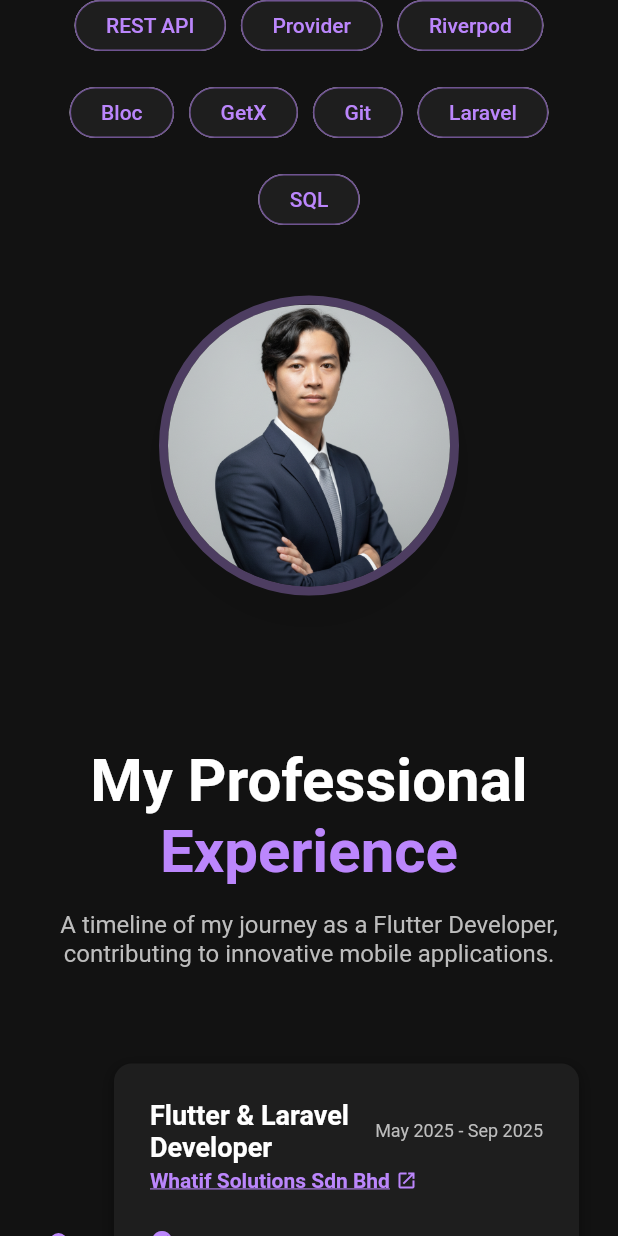
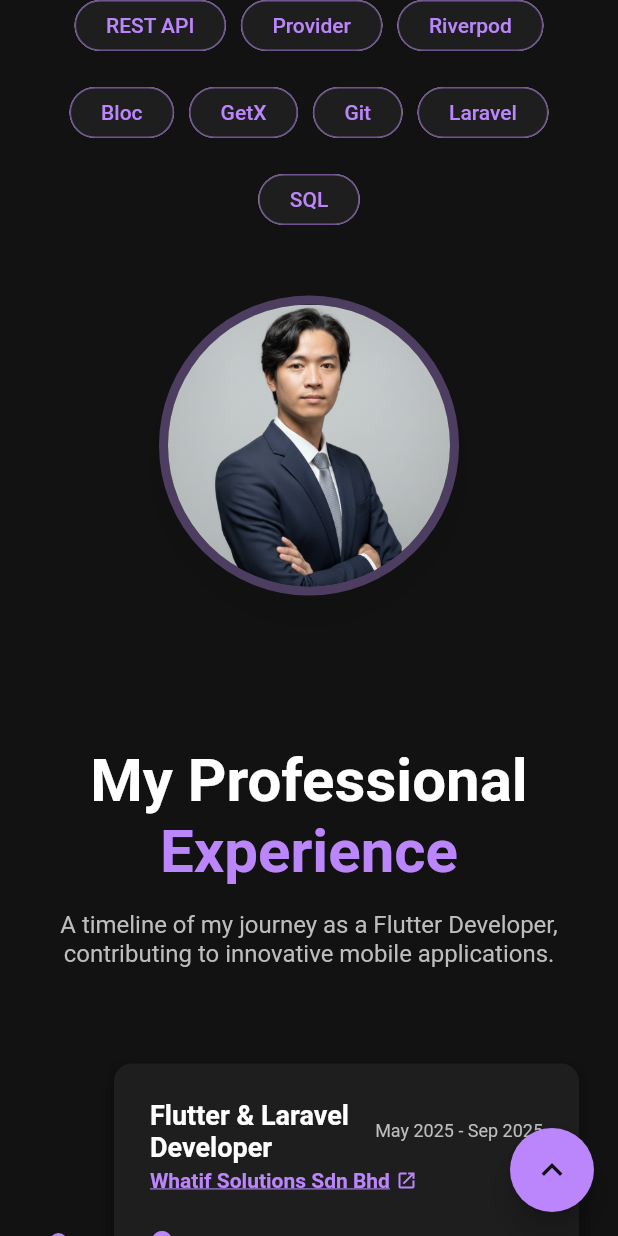
Before and after one commit to htetwai18/my_portfolio, a Flutter app: the screen it shows after launch, scrolled down 576 dp, on a phone screen of 412 x 824 dp. Run offline on Flutter 3.47's test engine with Material 3 defaults, Android fonts, the phone set to English and light mode, and no system bars; our stand-ins replace font_awesome_flutter; missing offline and left inert: dart:html.

Commit message:
scroll back up

```diff
--- a/lib/pages/hero_section.dart
+++ b/lib/pages/hero_section.dart
@@ -28,6 +28,19 @@ class _HeroSectionState extends State<HeroSection>
   final _nameController = TextEditingController();
   final _emailController = TextEditingController();
   final _messageController = TextEditingController();
+
+  // Scroll controller for smooth scrolling
+  final ScrollController _scrollController = ScrollController();
+
+  // GlobalKeys for each section
+  final GlobalKey _homeKey = GlobalKey();
+  final GlobalKey _experiencesKey = GlobalKey();
+  final GlobalKey _educationKey = GlobalKey();
+  final GlobalKey _projectsKey = GlobalKey();
+  final GlobalKey _contactKey = GlobalKey();
+
+  // Back to top button visibility
+  bool _showBackToTop = false;
 
   late AnimationController _controller;
   late Animation<Offset> _nameSlideAnimation;
@@ -204,6 +217,23 @@ class _HeroSectionState extends State<HeroSection>
       duration: const Duration(milliseconds: 1500),
     );
 
+    // Add scroll listener to show/hide back to top button
+    _scrollController.addListener(() {
+      if (_scrollController.offset >= 400) {
+        if (!_showBackToTop) {
+          setState(() {
+            _showBackToTop = true;
+          });
+        }
+      } else {
+        if (_showBackToTop) {
+          setState(() {
+            _showBackToTop = false;
+          });
+        }
+      }
+    });
+
     // Animations remain the same
     _nameSlideAnimation =
         Tween<Offset>(begin: const Offset(-0.2, 0), end: Offset.zero).animate(
@@ -235,10 +265,52 @@ class _HeroSectionState extends State<HeroSection>
   @override
   void dispose() {
     _controller.dispose();
+    _scrollController.dispose();
     _nameController.dispose();
     _emailController.dispose();
     _messageController.dispose();
     super.dispose();
+  }
+
+  // Method to scroll to specific section
+  void _scrollToSection(String section) {
+    GlobalKey? targetKey;
+
+    switch (section) {
+      case 'Home':
+        targetKey = _homeKey;
+        break;
+      case 'Experiences':
+        targetKey = _experiencesKey;
+        break;
+      case 'Education':
+        targetKey = _educationKey;
+        break;
+      case 'Projects':
+        targetKey = _projectsKey;
+        break;
+      case 'Contact':
+        targetKey = _contactKey;
+        break;
+    }
+
+    if (targetKey != null && targetKey.currentContext != null) {
+      Scrollable.ensureVisible(
+        targetKey.currentContext!,
+        duration: const Duration(milliseconds: 800),
+        curve: Curves.easeInOut,
+        alignment: 0.1, // Scroll to show the section near the top
+      );
+    }
+  }
+
+  // Method to scroll to top
+  void _scrollToTop() {
+    _scrollController.animateTo(
+      0,
+      duration: const Duration(milliseconds: 800),
+      curve: Curves.easeInOut,
+    );
   }
 
   Future<void> _sendEmail() async {
@@ -299,6 +371,15 @@ class _HeroSectionState extends State<HeroSection>
 
     return Scaffold(
       backgroundColor: const Color(0xFF121212),
+      floatingActionButton: _showBackToTop
+          ? FloatingActionButton(
+              onPressed: _scrollToTop,
+              backgroundColor: const Color(0xFFBB86FC),
+              foregroundColor: const Color(0xFF121212),
+              elevation: 8,
+              child: const Icon(Icons.keyboard_arrow_up, size: 28),
+            )
+          : null,
       body: Container(
         // --- FIX #1: REMOVE PINK/PURPLE TINT FROM GRADIENT ---
         // Replaced the previous colors with a cleaner, more neutral gradient.
@@ -306,6 +387,7 @@ class _HeroSectionState extends State<HeroSection>
           color: Color(0xFF121212),
         ),
         child: SingleChildScrollView(
+          controller: _scrollController,
           child: Column(
             crossAxisAlignment: CrossAxisAlignment.center,
             children: [
@@ -326,11 +408,26 @@ class _HeroSectionState extends State<HeroSection>
                       physics: const AlwaysScrollableScrollPhysics(),
                       scrollDirection: Axis.horizontal,
                       children: [
-                        NavLink(title: 'Home', page: widget.page),
-                        NavLink(title: 'Projects', page: widget.page),
-                        NavLink(title: 'Experiences', page: widget.page),
-                        NavLink(title: 'Education', page: widget.page),
-                        NavLink(title: 'Contact', page: widget.page),
+                        NavLink(
+                            title: 'Home',
+                            page: widget.page,
+                            onSectionClick: _scrollToSection),
+                        NavLink(
+                            title: 'Projects',
+                            page: widget.page,
+                            onSectionClick: _scrollToSection),
+                        NavLink(
+                            title: 'Experiences',
+                            page: widget.page,
+                            onSectionClick: _scrollToSection),
+                        NavLink(
+                            title: 'Education',
+                            page: widget.page,
+                            onSectionClick: _scrollToSection),
+                        NavLink(
+                            title: 'Contact',
+                            page: widget.page,
+                            onSectionClick: _scrollToSection),
                       ],
                     ),
                   ),
@@ -364,7 +461,7 @@ class _HeroSectionState extends State<HeroSection>
                               child: Text(
                                 'Htet Wai Lwin',
                                 style: TextStyle(
-                                  fontSize: isDesktop ? 64 : 48,
+                                  fontSize: isDesktop ? 66 : 48,
                                   fontWeight: FontWeight.bold,
                                   color: const Color(0xFFBB86FC),
                                 ),
@@ -379,7 +476,7 @@ class _HeroSectionState extends State<HeroSection>
                               child: Text(
                                 'Mobile Application Developer(Flutter)',
                                 style: TextStyle(
-                                    fontSize: isDesktop ? 28 : 22,
+                                    fontSize: isDesktop ? 32 : 22,
                                     color: Colors.white),
                                 textAlign: isDesktop
                                     ? TextAlign.start
@@ -392,7 +489,7 @@ class _HeroSectionState extends State<HeroSection>
                               child: Text(
                                 'Building cross-platform apps with Flutter & Dart.',
                                 style: TextStyle(
-                                    fontSize: isDesktop ? 20 : 16,
+                                    fontSize: isDesktop ? 24 : 16,
                                     color: Colors.grey[400]),
                                 textAlign: isDesktop
                                     ? TextAlign.start
@@ -452,9 +549,9 @@ class _HeroSectionState extends State<HeroSection>
                           scale: _imageScaleAnimation,
                           child: Container(
                             width: isDesktop
-                                ? 350
+                                ? 380
                                 : 200, // Slightly larger on desktop
-                            height: isDesktop ? 350 : 200,
+                            height: isDesktop ? 380 : 200,
                             decoration: BoxDecoration(
                               shape: BoxShape.circle,
                               color: const Color(0xFF1E1E1E),
@@ -485,11 +582,18 @@ class _HeroSectionState extends State<HeroSection>
                 ),
               ),
               const SizedBox(height: 100),
-              _buildHeader(),
+              // Home section
+              Container(
+                key: _experiencesKey,
+                child: _buildHeader(),
+              ),
               const SizedBox(height: 48),
               _buildTimeline(),
               const SizedBox(height: 100),
-              _buildSectionHeader('Education'),
+              Container(
+                key: _educationKey,
+                child: _buildSectionHeader('Education'),
+              ),
               const SizedBox(height: 24),
               _buildEducationTimeline(),
               const SizedBox(height: 48),
@@ -497,14 +601,22 @@ class _HeroSectionState extends State<HeroSection>
               const SizedBox(height: 24),
               _buildCertificationsGrid(),
               const SizedBox(height: 100),
-              _buildProjectHeader(),
+              // Projects section
+              Container(
+                key: _projectsKey,
+                child: _buildProjectHeader(),
+              ),
               const SizedBox(height: 48),
               Padding(
                 padding: const EdgeInsets.symmetric(horizontal: 20),
                 child: _buildProjectsGrid(),
               ),
               const SizedBox(height: 100),
-              _buildContactHeader(context),
+              // Contact section
+              Container(
+                key: _contactKey,
+                child: _buildContactHeader(context),
+              ),
               const SizedBox(height: 32),
               _buildFormCard(context),
               const SizedBox(height: 48),
@@ -789,7 +901,7 @@ class _HeroSectionState extends State<HeroSection>
     final Size screenSize = MediaQuery.of(context).size;
     final bool isDesktop = screenSize.width > 960;
     return Container(
-      width: isDesktop ? (screenSize.width)/2 : null,
+      width: isDesktop ? (screenSize.width) / 2 : null,
       margin: isDesktop
           ? const EdgeInsets.symmetric(horizontal: 0)
           : const EdgeInsets.symmetric(horizontal: 16),
```
Also changed, not shown: lib/main.dart (+17 -50 lines).
